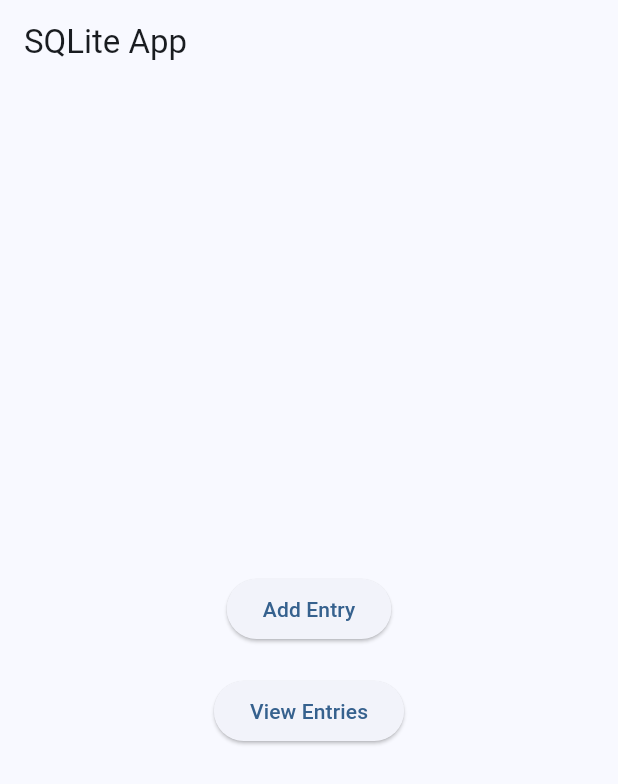
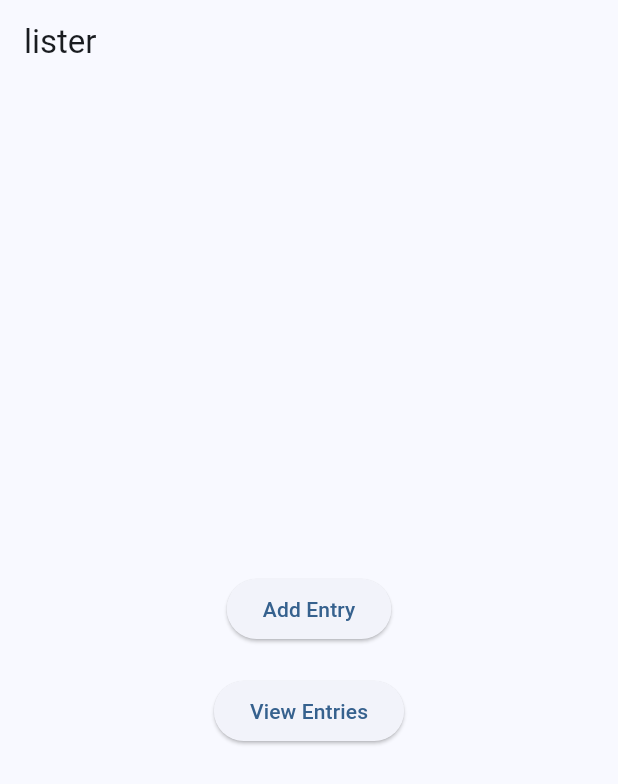
Before and after one commit to md-hinoy-rahman-01/lister, a Flutter app: the screen it shows after launch, on a phone screen of 412 x 824 dp. Shown: the top 784 px of the screen. Run offline on Flutter 3.47's test engine with Material 3 defaults, Android fonts, the phone set to English and light mode, and no system bars; our stand-ins replace sqflite; accounts and stored records are empty.

Commit message:
AppBar name changes.

```diff
--- a/lib/main.dart
+++ b/lib/main.dart
@@ -25,7 +25,7 @@ class HomePage extends StatelessWidget {
   @override
   Widget build(BuildContext context) {
     return Scaffold(
-      appBar: AppBar(title: const Text('SQLite App')),
+      appBar: AppBar(title: const Text('lister')),
       body: Center(
         child: Column(
           mainAxisAlignment: MainAxisAlignment.center,
```
